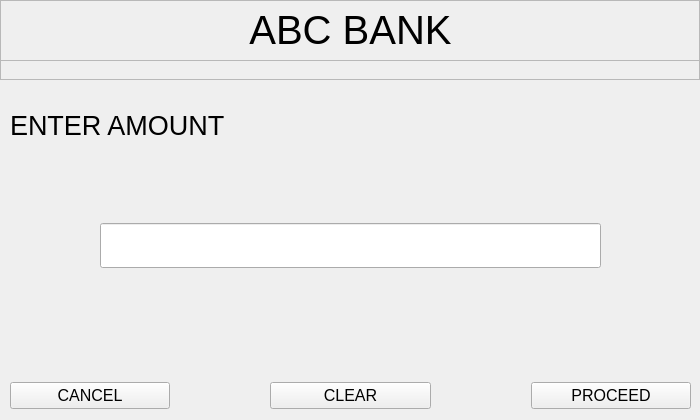
Above: UI/withdraw.ui from shubhamadhk15/ATM-SIMULATOR before the change. Below: the same form after it.
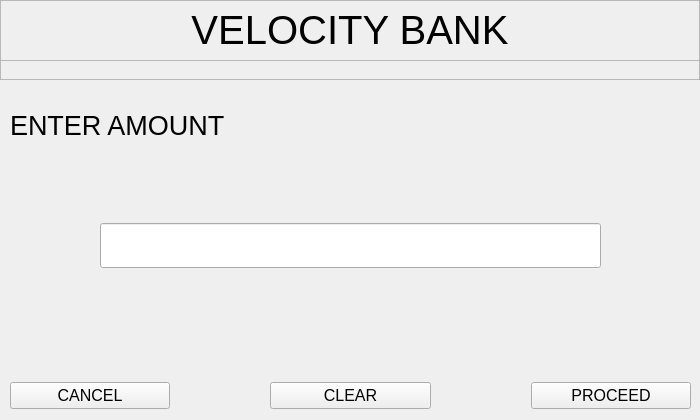
That is the form after the change.

What changed in the file:
```diff
--- a/UI/withdraw.ui
+++ b/UI/withdraw.ui
@@ -34,9 +34,9 @@
    <widget class="QLabel" name="label">
     <property name="geometry">
      <rect>
-      <x>240</x>
+      <x>0</x>
       <y>0</y>
-      <width>221</width>
+      <width>700</width>
       <height>60</height>
      </rect>
     </property>
@@ -46,7 +46,7 @@
      </font>
     </property>
     <property name="text">
-     <string>ABC BANK</string>
+     <string>VELOCITY BANK</string>
     </property>
     <property name="alignment">
      <set>Qt::AlignCenter</set>
```
